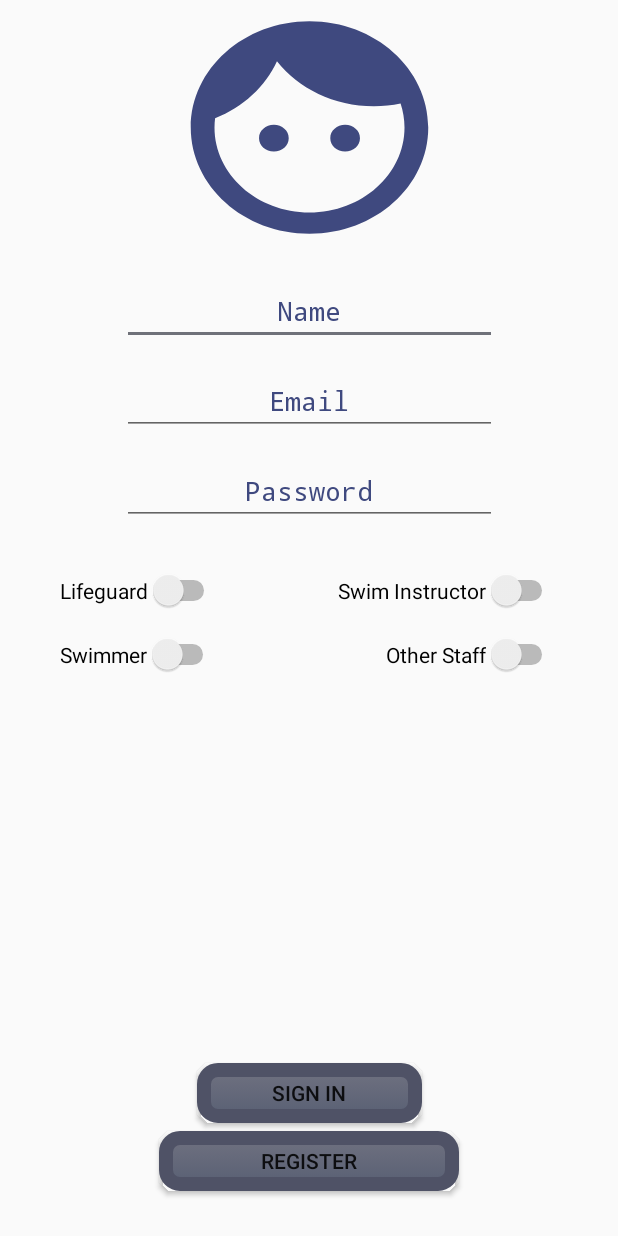
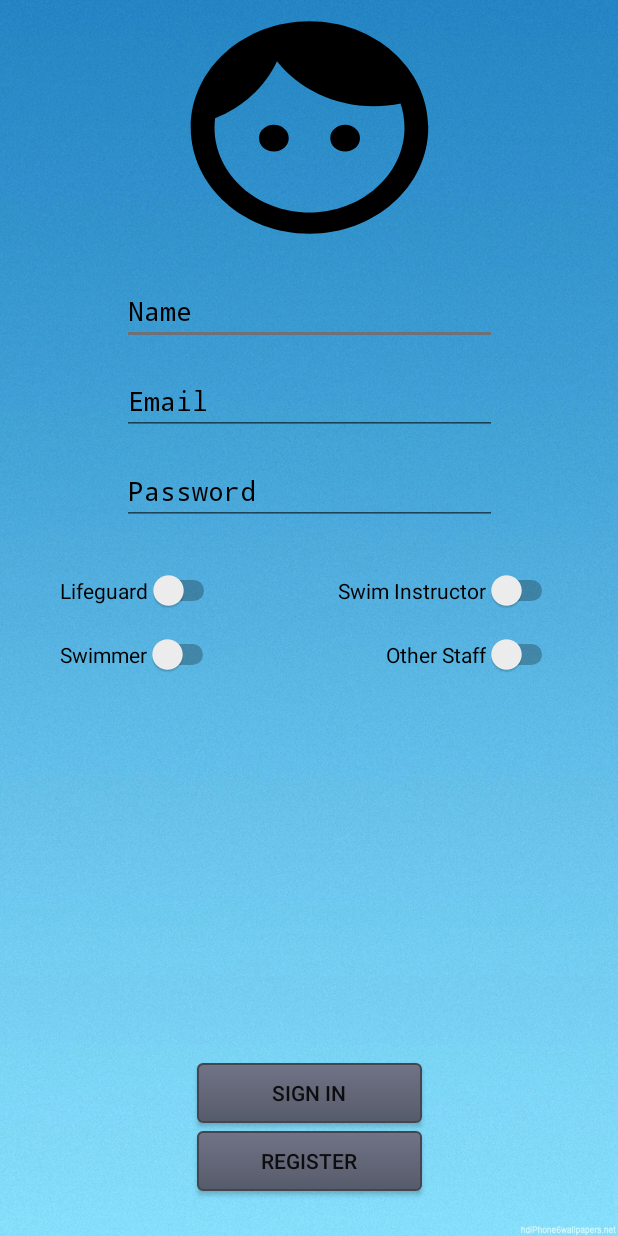
Before and after one commit to JordanRBurke/ShelbyParkAppDemo, an Android app: the RegisterActivity screen opened directly, with no data from a screen before it, on a phone screen of 412 x 824 dp. Run offline under Robolectric (Android 15) with nearby library versions, the phone set to English and light mode, and no system bars; our stand-ins replace ButterKnife, Firebase (no records; nobody signed in at launch, a user with empty details on screens opened directly); 1 statement that could not run was skipped.

Commit message:
Cosmetic changes again (mainly new backgrounds to the activities).

```diff
--- a/app/src/main/res/drawable/register_icon.xml
+++ b/app/src/main/res/drawable/register_icon.xml
@@ -4,6 +4,6 @@
         android:viewportWidth="24.0"
         android:viewportHeight="24.0">
     <path
-        android:fillColor="@color/themeColorOne"
+        android:fillColor="#000000"
         android:pathData="M9,11.75c-0.69,0 -1.25,0.56 -1.25,1.25s0.56,1.25 1.25,1.25 1.25,-0.56 1.25,-1.25 -0.56,-1.25 -1.25,-1.25zM15,11.75c-0.69,0 -1.25,0.56 -1.25,1.25s0.56,1.25 1.25,1.25 1.25,-0.56 1.25,-1.25 -0.56,-1.25 -1.25,-1.25zM12,2C6.48,2 2,6.48 2,12s4.48,10 10,10 10,-4.48 10,-10S17.52,2 12,2zM12,20c-4.41,0 -8,-3.59 -8,-8 0,-0.29 0.02,-0.58 0.05,-0.86 2.36,-1.05 4.23,-2.98 5.21,-5.37C11.07,8.33 14.05,10 17.42,10c0.78,0 1.53,-0.09 2.25,-0.26 0.21,0.71 0.33,1.47 0.33,2.26 0,4.41 -3.59,8 -8,8z"/>
 </vector>
--- a/app/src/main/res/layout/activity_register.xml
+++ b/app/src/main/res/layout/activity_register.xml
@@ -5,7 +5,8 @@
     android:id="@+id/register_constraint_layout"
     android:layout_width="match_parent"
     android:layout_height="match_parent"
-    tools:context=".LoginAndRegistration.RegisterActivity">
+    tools:context=".LoginAndRegistration.RegisterActivity"
+    android:background="@drawable/login_page_possibility_three">
 
     <!--<TextView-->
         <!--android:id="@+id/register_text_view"-->
@@ -38,9 +39,8 @@
         app:layout_constraintLeft_toLeftOf="@id/register_constraint_layout"
         app:layout_constraintRight_toRightOf="@id/register_constraint_layout"
         android:layout_marginTop="20dp"
-        android:textColor="@color/themeColorOne"
-        android:textColorHint="@color/themeColorOne"
-        android:textAlignment="center"
+        android:textColor="#000000"
+        android:textColorHint="#000000"
         android:fontFamily="monospace"
         android:hint="Name"
         />
@@ -53,10 +53,9 @@
         app:layout_constraintLeft_toLeftOf="@id/register_constraint_layout"
         app:layout_constraintRight_toRightOf="@id/register_constraint_layout"
         android:layout_marginTop="20dp"
-        android:textColor="@color/themeColorOne"
-        android:textColorHint="@color/themeColorOne"
+        android:textColor="#000000"
+        android:textColorHint="#000000"
         android:fontFamily="monospace"
-        android:textAlignment="center"
         android:hint="Email"/>
 
     <EditText
@@ -66,10 +65,8 @@
         android:layout_marginTop="20dp"
         android:fontFamily="monospace"
         android:hint="Password"
-        android:password="true"
-        android:textAlignment="center"
-        android:textColor="@color/themeColorOne"
-        android:textColorHint="@color/themeColorOne"
+        android:textColor="#000000"
+        android:textColorHint="#000000"
         app:layout_constraintLeft_toLeftOf="@id/register_constraint_layout"
         app:layout_constraintRight_toRightOf="@id/register_constraint_layout"
         app:layout_constraintTop_toBottomOf="@id/email_edit_register" />
@@ -125,13 +122,13 @@
 
     <Button
         android:id="@+id/register_button_register"
-        android:layout_width="200dp"
+        android:layout_width="150dp"
         android:layout_height="40dp"
         app:layout_constraintBottom_toBottomOf="@id/register_constraint_layout"
         app:layout_constraintLeft_toLeftOf="@id/register_constraint_layout"
         app:layout_constraintRight_toRightOf="@id/register_constraint_layout"
         android:text="Register"
-        android:background="@drawable/rounded_button_grey"
+        android:background="@drawable/rounded_button_grey_two"
         android:layout_marginBottom="30dp"/>
 
     <Button
@@ -141,7 +138,7 @@
         app:layout_constraintBottom_toTopOf="@id/register_button_register"
         app:layout_constraintLeft_toLeftOf="@id/register_constraint_layout"
         app:layout_constraintRight_toRightOf="@id/register_constraint_layout"
-        android:background="@drawable/rounded_button_grey"
+        android:background="@drawable/rounded_button_grey_two"
         android:layout_margin="5dp"
         android:text="Sign In"/>
 
--- a/app/src/main/res/layout/fragment_profile_edit.xml
+++ b/app/src/main/res/layout/fragment_profile_edit.xml
@@ -61,7 +61,7 @@
             app:menu="@menu/navigation"
             app:itemIconTint="@color/bottom_nav_color"
             app:itemTextColor="@color/bottom_nav_color"
-            android:background="#353f69"
+            android:background="#6f7179"
             />
 
         <Button
--- a/app/src/main/res/layout/toolbar.xml
+++ b/app/src/main/res/layout/toolbar.xml
@@ -5,7 +5,7 @@
     android:elevation="4dp"
     android:theme="@style/ThemeOverlay.AppCompat.ActionBar"
     android:popupTheme="@style/ThemeOverlay.AppCompat.Light"
-    android:background="#353f69"
+    android:background="#6f7179"
 
 
     >
```
